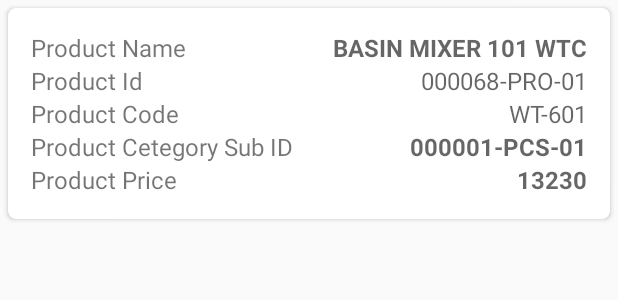
After one commit to guitorioadar/RoomPersistanceLibrary, an Android app: the layout list_item_product.xml on its own in the app's theme, with its tools: preview values and no code run, on a phone screen of 412 x 824 dp. The commit adds this screen. Shown: the top 300 px of the screen. Run offline under Robolectric (Android 15) with nearby library versions, the phone set to English and light mode, and no system bars.

Commit message:
22/07/2018

```diff
--- a/app/build.gradle
+++ b/app/build.gradle
@@ -32,7 +32,6 @@ dependencies {
     //annotationProcessor "android.arch.lifecycle:compiler:1.1.1"
     // alternately - if using Java8, use the following instead of compiler
 
-
     // Room dependencies
     implementation "android.arch.persistence.room:runtime:$roomVersion"
     annotationProcessor 'android.arch.persistence.room:compiler:1.1.1'
--- a/app/src/main/java/com/example/guitorio/roompersistancelibrary/MainActivity.java
+++ b/app/src/main/java/com/example/guitorio/roompersistancelibrary/MainActivity.java
@@ -20,7 +20,7 @@ public class MainActivity extends AppCompatActivity {
 
         fragmentManager = getSupportFragmentManager();
 
-        myAppDatabse = Room.databaseBuilder(getApplicationContext(),MyAppDatabase.class,"user_db").allowMainThreadQueries().build();
+        myAppDatabse = Room.databaseBuilder(getApplicationContext(),MyAppDatabase.class,"user_db").build();
         //myAppDatabse = Room.databaseBuilder(getApplicationContext(),MyAppDatabase.class,"user_db").build();
         Log.d("Database", "onCreate: Database Created...");
 
--- /dev/null
+++ b/app/src/main/java/com/example/guitorio/roompersistancelibrary/allproducts/AppProductsFragment.java
@@ -0,0 +1,37 @@
+package com.example.guitorio.roompersistancelibrary.allproducts;
+
+
+import android.os.Bundle;
+import android.support.v4.app.Fragment;
+import android.support.v7.widget.RecyclerView;
+import android.view.LayoutInflater;
+import android.view.View;
+import android.view.ViewGroup;
+
+import com.example.guitorio.roompersistancelibrary.R;
+
+/**
+ * A simple {@link Fragment} subclass.
+ */
+public class AppProductsFragment extends Fragment {
+
+    private RecyclerView recyclerViewAllProducts;
+
+
+    public AppProductsFragment() {
+        // Required empty public constructor
+    }
+
+
+    @Override
+    public View onCreateView(LayoutInflater inflater, ViewGroup container,
+                             Bundle savedInstanceState) {
+        // Inflate the layout for this fragment
+        View view =inflater.inflate(R.layout.fragment_app_products, container, false);
+
+
+
+        return view;
+    }
+
+}
--- /dev/null
+++ b/app/src/main/res/layout/fragment_app_products.xml
@@ -0,0 +1,26 @@
+<?xml version="1.0" encoding="utf-8"?>
+<FrameLayout xmlns:android="http://schemas.android.com/apk/res/android"
+    xmlns:tools="http://schemas.android.com/tools"
+    android:layout_width="match_parent"
+    android:layout_height="match_parent"
+    tools:context=".allproducts.AppProductsFragment">
+
+    <!-- TODO: Update blank fragment layout -->
+    <TextView
+        android:layout_width="match_parent"
+        android:layout_height="wrap_content"
+        android:text="All Products"
+        android:padding="10dp"
+        android:gravity="center"
+        android:textSize="18sp"
+        android:textStyle="bold"/>
+
+    <android.support.v7.widget.RecyclerView
+        android:layout_width="match_parent"
+        android:layout_height="wrap_content"
+        android:layout_marginTop="30dp"
+        android:padding="10dp">
+
+    </android.support.v7.widget.RecyclerView>
+
+</FrameLayout>
--- /dev/null
+++ b/app/src/main/res/layout/list_item_product.xml
@@ -0,0 +1,144 @@
+<?xml version="1.0" encoding="utf-8"?>
+<android.support.v7.widget.CardView xmlns:android="http://schemas.android.com/apk/res/android"
+    xmlns:app="http://schemas.android.com/apk/res-auto"
+    android:layout_width="match_parent"
+    android:layout_height="wrap_content"
+    android:layout_margin="5dp"
+    android:orientation="vertical"
+    android:padding="10dp"
+    app:cardCornerRadius="5dp">
+
+    <LinearLayout
+        android:layout_width="match_parent"
+        android:layout_height="match_parent"
+        android:orientation="vertical"
+        android:padding="15dp">
+
+        <LinearLayout
+            android:layout_width="match_parent"
+            android:layout_height="wrap_content"
+            android:orientation="horizontal">
+
+            <TextView
+                android:layout_width="wrap_content"
+                android:layout_height="match_parent"
+                android:layout_weight=".5"
+                android:text="Product Name "
+                android:textSize="16sp"
+                android:gravity="left"/>
+
+            <TextView
+                android:id="@+id/tvProductName"
+                android:layout_width="wrap_content"
+                android:layout_height="match_parent"
+                android:layout_weight=".5"
+                android:hint="BASIN MIXER 101 WTC"
+                android:textSize="16sp"
+                android:textStyle="bold"
+                android:gravity="right"/>
+
+        </LinearLayout>
+
+        <LinearLayout
+            android:layout_width="match_parent"
+            android:layout_height="wrap_content"
+            android:orientation="horizontal">
+
+            <TextView
+                android:layout_width="wrap_content"
+                android:layout_height="match_parent"
+                android:layout_weight=".5"
+                android:text="Product Id "
+                android:textSize="16sp"
+                android:gravity="left"/>
+
+            <TextView
+                android:id="@+id/tvProductId"
+                android:layout_width="wrap_content"
+                android:layout_height="match_parent"
+                android:layout_weight=".5"
+                android:hint="000068-PRO-01"
+                android:textSize="16sp"
+                android:gravity="right"
+                android:textColor="@android:color/darker_gray"/>
+
+        </LinearLayout>
+
+        <LinearLayout
+            android:layout_width="match_parent"
+            android:layout_height="wrap_content"
+            android:orientation="horizontal">
+
+            <TextView
+                android:layout_width="wrap_content"
+                android:layout_height="match_parent"
+                android:layout_weight=".5"
+                android:text="Product Code "
+                android:textSize="16sp"
+                android:gravity="left"/>
+
+            <TextView
+                android:id="@+id/tvProductCode"
+                android:layout_width="wrap_content"
+                android:layout_height="match_parent"
+                android:layout_weight=".5"
+                android:hint="WT-601"
+                android:textSize="16sp"
+                android:gravity="right"/>
+
+        </LinearLayout>
+
+        <LinearLayout
+            android:layout_width="match_parent"
+            android:layout_height="wrap_content"
+            android:orientation="horizontal">
+
+            <TextView
+                android:layout_width="wrap_content"
+                android:layout_height="match_parent"
+                android:layout_weight=".5"
+                android:text="Product Cetegory Sub ID "
+                android:textSize="16sp" />
+
+            <TextView
+                android:id="@+id/tvProductCategorySubId"
+                android:layout_width="wrap_content"
+                android:layout_height="match_parent"
+                android:layout_weight=".5"
+                android:hint="000001-PCS-01"
+                android:textSize="16sp"
+                android:textStyle="bold"
+                android:gravity="right"/>
+
+        </LinearLayout>
+
+        <LinearLayout
+            android:layout_width="match_parent"
+            android:layout_height="wrap_content"
+            android:orientation="horizontal">
+
+            <TextView
+                android:layout_width="wrap_content"
+                android:layout_height="match_parent"
+                android:layout_weight=".5"
+                android:text="Product Price "
+                android:textSize="16sp"
+                android:gravity="left"/>
+
+            <TextView
+                android:id="@+id/tvProductPrice"
+                android:layout_width="wrap_content"
+                android:layout_height="match_parent"
+                android:layout_weight=".5"
+                android:hint="13230"
+                android:textSize="16sp"
+                android:textStyle="bold"
+                android:gravity="right"
+                android:textColor="@color/colorAccent"/>
+
+        </LinearLayout>
+
+    </LinearLayout>
+
+
+</android.support.v7.widget.CardView>
--- a/build.gradle
+++ b/build.gradle
@@ -7,7 +7,7 @@ buildscript {
         jcenter()
     }
     dependencies {
-        classpath 'com.android.tools.build:gradle:3.1.2'
+        classpath 'com.android.tools.build:gradle:3.1.3'
 
 
         // NOTE: Do not place your application dependencies here; they belong
```
